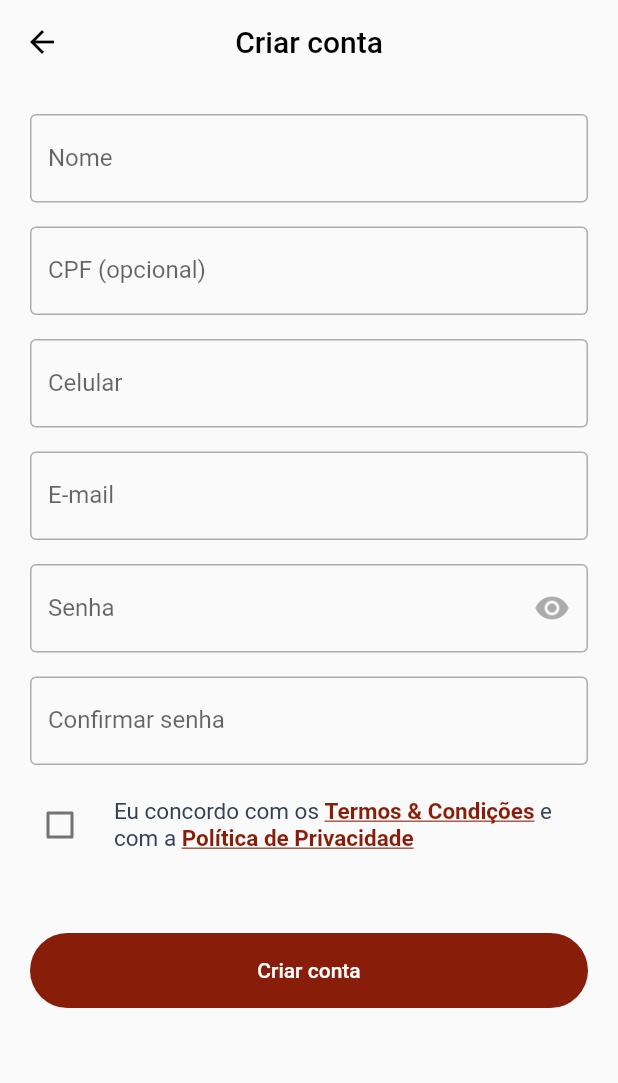
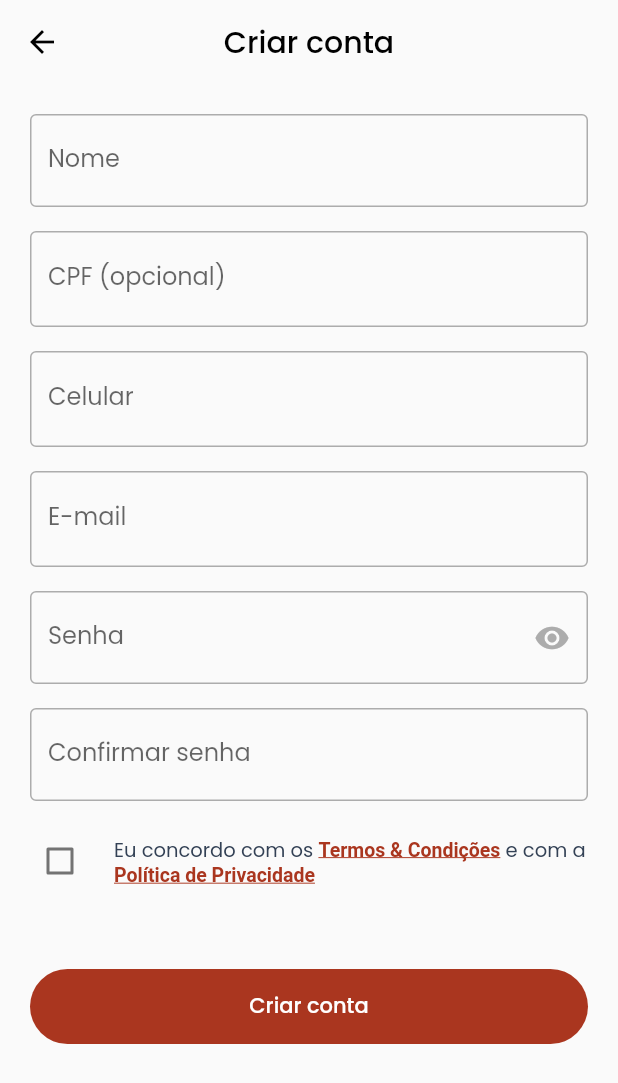
Before and after one commit to lucasluan01/foodwolf, a Flutter app: the RegisterScreen screen opened directly, on a phone screen of 412 x 824 dp. Shown: the top 1083 px of the screen. Run offline on Flutter 3.47's test engine with Material 2 defaults, Android fonts, the light colour scheme and no system bars; our stand-ins replace flutter_mobx, flutter_svg, google_fonts, mobx; generated files the repository leaves out were written again.

Commit message:
melhoria na utilização do tema

```diff
--- a/lib/components/appbar_custom.dart
+++ /dev/null
@@ -1,27 +0,0 @@
-import 'package:flutter/material.dart';
-
-class AppBarCustom extends StatelessWidget implements PreferredSizeWidget {
-  const AppBarCustom({
-    required this.title,
-    super.key,
-  });
-
-  final String title;
-
-  @override
-  Size get preferredSize => const Size.fromHeight(kToolbarHeight);
-
-  @override
-  Widget build(BuildContext context) {
-    return PreferredSize(
-      preferredSize: const Size(double.infinity, kToolbarHeight),
-      child: AppBar(
-        foregroundColor: const Color(0xff000000),
-        title: Text(title),
-        centerTitle: true,
-        backgroundColor: Theme.of(context).scaffoldBackgroundColor,
-        elevation: 0,
-      ),
-    );
-  }
-}
--- /dev/null
+++ b/lib/config/theme/app_colors.dart
@@ -0,0 +1,7 @@
+import 'package:flutter/material.dart';
+
+class AppColors {
+  static const bodyText = Color(0xff334155);
+  static const neutral_0 = Color(0xffE3E3E3);
+  static const neutral_1 = Color(0xffACACAC);
+}
--- a/lib/screens/register_screen.dart
+++ b/lib/screens/register_screen.dart
@@ -1,7 +1,7 @@
 import 'package:flutter/gestures.dart';
 import 'package:flutter/material.dart';
 import 'package:flutter_mobx/flutter_mobx.dart';
-import 'package:foodwolf/components/appbar_custom.dart';
+import 'package:foodwolf/config/theme/app_colors.dart';
 
 import '../stores/register_store.dart';
 
@@ -18,7 +18,7 @@
   @override
   Widget build(BuildContext context) {
     return Scaffold(
-      appBar: const AppBarCustom(title: "Criar conta"),
+      appBar: AppBar(title: const Text("Criar conta")),
       body: SafeArea(
         child: ListView(
           padding: const EdgeInsets.all(20),
@@ -33,9 +33,9 @@
                       border: const OutlineInputBorder(),
                       errorText: registerStore.nameError,
                       suffixIcon: registerStore.nameError != null
-                          ? const Icon(
+                          ? Icon(
                               Icons.error,
-                              color: Colors.red,
+                              color: Theme.of(context).errorColor,
                             )
                           : null,
                     ),
@@ -50,9 +50,9 @@
                       hintText: "000.000.000-00",
                       errorText: registerStore.documentError,
                       suffixIcon: registerStore.documentError != null
-                          ? const Icon(
+                          ? Icon(
                               Icons.error,
-                              color: Colors.red,
+                              color: Theme.of(context).errorColor,
                             )
                           : null,
                     ),
@@ -68,9 +68,9 @@
                       border: const OutlineInputBorder(),
                       errorText: registerStore.phoneError,
                       suffixIcon: registerStore.phoneError != null
-                          ? const Icon(
+                          ? Icon(
                               Icons.error,
-                              color: Colors.red,
+                              color: Theme.of(context).errorColor,
                             )
                           : null,
                     ),
@@ -86,9 +86,9 @@
                       border: const OutlineInputBorder(),
                       errorText: registerStore.emailError,
                       suffixIcon: registerStore.emailError != null
-                          ? const Icon(
+                          ? Icon(
                               Icons.error,
-                              color: Colors.red,
+                              color: Theme.of(context).errorColor,
                             )
                           : null,
                     ),
@@ -102,15 +102,15 @@
                       border: const OutlineInputBorder(),
                       errorText: registerStore.passwordError,
                       suffixIcon: registerStore.passwordError != null
-                          ? const Icon(
+                          ? Icon(
                               Icons.error,
-                              color: Colors.red,
+                              color: Theme.of(context).errorColor,
                             )
                           : IconButton(
                               onPressed: registerStore.setIsShowPassword,
                               icon: Icon(
                                 registerStore.isShowPassword ? Icons.visibility_off : Icons.visibility,
-                                color: const Color(0xffACACAC),
+                                color: AppColors.neutral_1,
                               ),
                             ),
                     ),
@@ -125,9 +125,9 @@
                       border: const OutlineInputBorder(),
                       errorText: registerStore.confirmPasswordError,
                       suffixIcon: registerStore.confirmPasswordError != null
-                          ? const Icon(
+                          ? Icon(
                               Icons.error,
-                              color: Colors.red,
+                              color: Theme.of(context).errorColor,
                             )
                           : null,
                     ),
@@ -137,24 +137,19 @@
                 }),
                 Observer(builder: (_) {
                   return CheckboxListTile(
-                    activeColor: const Color(0xff881E09),
+                    activeColor: Theme.of(context).colorScheme.primary,
                     contentPadding: const EdgeInsets.all(0),
                     dense: true,
-                    title: RichText(
-                      text: TextSpan(
+                    title: Text.rich(
+                      TextSpan(
                         text: "Eu concordo com os ",
-                        style: const TextStyle(
-                          color: Color(0xff334155),
-                          fontSize: 15,
-                        ),
                         children: [
                           TextSpan(
                             text: 'Termos & Condições',
-                            style: const TextStyle(
-                              color: Color(0xff881E09),
+                            style: TextStyle(
+                              color: Theme.of(context).colorScheme.primary,
                               fontWeight: FontWeight.bold,
                               decoration: TextDecoration.underline,
-                              fontSize: 15,
                             ),
                             recognizer: TapGestureRecognizer()
                               ..onTap = () {
@@ -164,11 +159,10 @@
                           const TextSpan(text: " e com a "),
                           TextSpan(
                             text: "Política de Privacidade",
-                            style: const TextStyle(
-                              color: Color(0xff881E09),
+                            style: TextStyle(
+                              color: Theme.of(context).colorScheme.primary,
                               fontWeight: FontWeight.bold,
                               decoration: TextDecoration.underline,
-                              fontSize: 15,
                             ),
                             recognizer: TapGestureRecognizer()
                               ..onTap = () {
--- a/pubspec.yaml
+++ b/pubspec.yaml
@@ -39,6 +39,7 @@
   mobx: ^2.1.3
   flutter_mobx: ^2.0.6+5
   provider: ^6.0.5
+  google_fonts: ^3.0.1
 
 dev_dependencies:
   flutter_test:
```
Also changed, not shown: lib/main.dart (+17 -6 lines), lib/screens/login_screen.dart (+25 -24 lines), lib/screens/redefine_password_screen.dart (+7 -7 lines), lib/config/theme/color_schemes.g.dart (added), pubspec.lock, 1 other file.
